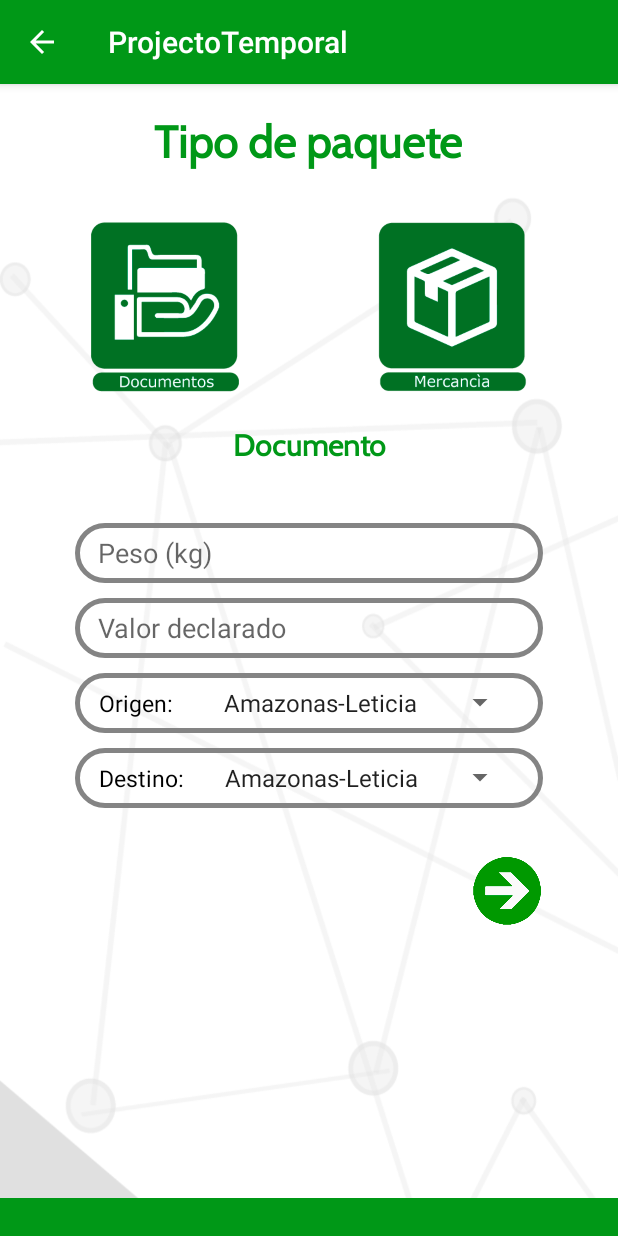
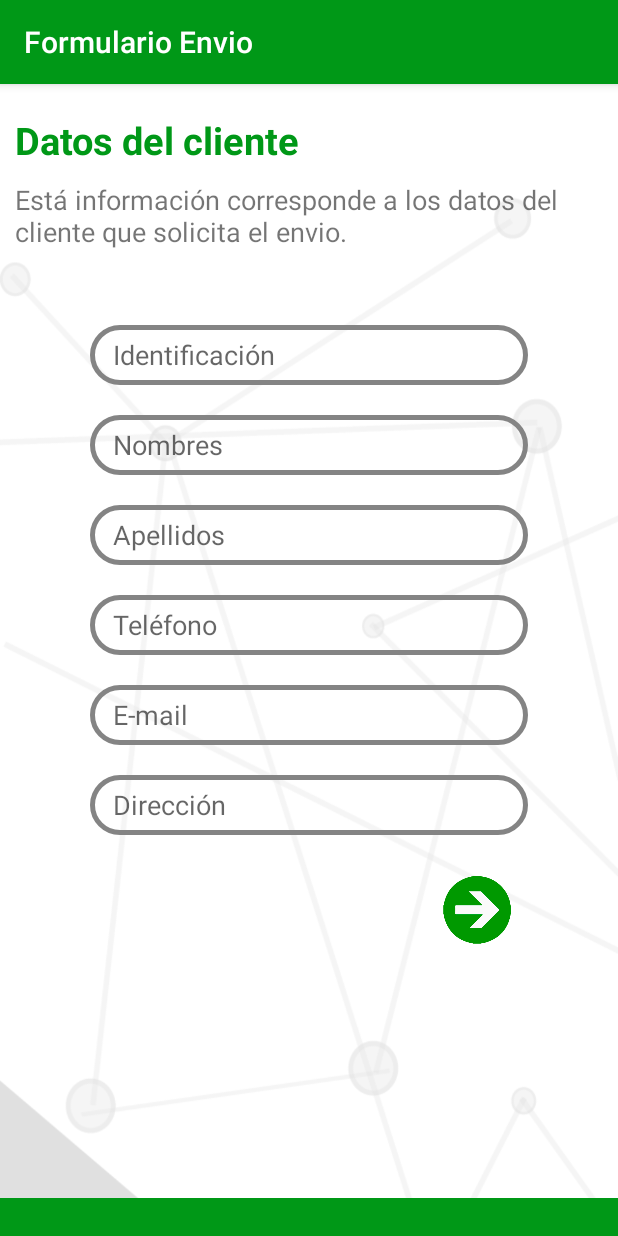
Before and after one commit to DRDTemporal/ServientregaTemporal, an Android app: the screen it shows after launch (TipoDeProducto before the commit, DatosCliente after it), after a tap on an icon or button, on a phone screen of 412 x 824 dp. Run offline under Robolectric (Android 15) with nearby library versions, the phone set to English and light mode, and no system bars; libraries missing offline, so code that uses them is left out: com.opencsv; Roboto replaces fonts that are not available here.

Commit message:
datos clientes

```diff
--- a/ProjectoTemporal/app/src/main/AndroidManifest.xml
+++ b/ProjectoTemporal/app/src/main/AndroidManifest.xml
@@ -20,12 +20,14 @@
             </intent-filter>
         </activity>
         <activity android:name=".controllers.EncuestaFormulario" />
-        <activity android:name=".controllers.TipoDeProducto"></activity>
+        <activity android:name=".controllers.TipoDeProducto" />
 
         <meta-data
             android:name="preloaded_fonts"
             android:resource="@array/preloaded_fonts" />
-        <activity android:name=".controllers.RiesgoFormulario"></activity>
+
+        <activity android:name=".controllers.RiesgoFormulario" />
+        <activity android:name=".controllers.DatosCliente"></activity>
     </application>
 
 </manifest>
--- a/ProjectoTemporal/app/src/main/java/software/ragp/com/projectotemporal/MainActivity.java
+++ b/ProjectoTemporal/app/src/main/java/software/ragp/com/projectotemporal/MainActivity.java
@@ -32,6 +32,7 @@ import java.util.Date;
 import java.util.Iterator;
 import java.util.List;
 
+import software.ragp.com.projectotemporal.controllers.DatosCliente;
 import software.ragp.com.projectotemporal.controllers.TipoDeProducto;
 import software.ragp.com.projectotemporal.models.Encargo;
 import software.ragp.com.projectotemporal.models.ManagerDB;
@@ -89,7 +90,7 @@ public class MainActivity extends AppCompatActivity {
     }
 
     public void enviar(View view) {
-        Intent intent = new Intent(MainActivity.this, TipoDeProducto.class);
+        Intent intent = new Intent(MainActivity.this, DatosCliente.class);
         startActivity(intent);
     }
 
--- /dev/null
+++ b/ProjectoTemporal/app/src/main/java/software/ragp/com/projectotemporal/controllers/DatosCliente.java
@@ -0,0 +1,33 @@
+package software.ragp.com.projectotemporal.controllers;
+
+import android.content.Intent;
+import android.support.v7.app.AppCompatActivity;
+import android.os.Bundle;
+import android.view.View;
+import android.widget.Button;
+
+import software.ragp.com.projectotemporal.R;
+
+public class DatosCliente extends AppCompatActivity {
+
+    Button btnSiguiente;
+
+    @Override
+    protected void onCreate(Bundle savedInstanceState) {
+        super.onCreate(savedInstanceState);
+        setContentView(R.layout.activity_datos_cliente);
+
+        getSupportActionBar().setTitle("Formulario Envio");
+
+        btnSiguiente = findViewById(R.id.btnSiguiente);
+
+        btnSiguiente.setOnClickListener(new View.OnClickListener() {
+            @Override
+            public void onClick(View v) {
+                Intent intent = new Intent(DatosCliente.this, TipoDeProducto.class);
+                startActivity(intent);
+            }
+        });
+
+    }
+}
--- /dev/null
+++ b/ProjectoTemporal/app/src/main/res/layout/activity_datos_cliente.xml
@@ -0,0 +1,218 @@
+<?xml version="1.0" encoding="utf-8"?>
+<android.support.constraint.ConstraintLayout xmlns:android="http://schemas.android.com/apk/res/android"
+    xmlns:app="http://schemas.android.com/apk/res-auto"
+    xmlns:tools="http://schemas.android.com/tools"
+    android:layout_width="match_parent"
+    android:layout_height="match_parent"
+    android:background="@drawable/formulario"
+    tools:context=".controllers.DatosCliente">
+
+
+
+    <LinearLayout
+        android:orientation="vertical"
+        android:layout_width="match_parent"
+        android:layout_marginLeft="10dp"
+        android:layout_marginRight="10dp"
+        android:layout_height="match_parent">
+
+        <RelativeLayout
+            android:layout_width="match_parent"
+            android:layout_marginTop="20dp"
+            android:layout_height="wrap_content">
+
+            <TextView
+                android:layout_width="wrap_content"
+                android:layout_height="wrap_content"
+                android:text="Datos del cliente"
+                android:textSize="25dp"
+                android:textStyle="bold"
+                android:textColor="@color/verdeClaro"/>
+
+        </RelativeLayout>
+
+        <RelativeLayout
+            android:layout_width="match_parent"
+            android:layout_marginTop="10dp"
+            android:layout_height="wrap_content">
+
+            <TextView
+                android:layout_width="wrap_content"
+                android:layout_height="wrap_content"
+                android:text="Está información corresponde a los datos del cliente que solicita el envio."
+                android:textSize="18sp"/>
+
+        </RelativeLayout>
+
+        <RelativeLayout
+            android:layout_width="match_parent"
+            android:layout_marginTop="50dp"
+            android:layout_height="wrap_content">
+
+            <EditText
+                android:id="@+id/txtDocumento"
+                android:layout_width="match_parent"
+                android:layout_height="40dp"
+                android:layout_marginStart="50dp"
+                android:layout_marginEnd="50dp"
+                android:background="@drawable/btn_form"
+                android:hint="Identificación"
+                android:inputType="number"
+                android:paddingLeft="15dp"
+                android:paddingRight="15dp"
+                app:layout_constraintEnd_toEndOf="parent"
+                app:layout_constraintHorizontal_bias="1.0"
+                app:layout_constraintStart_toStartOf="parent"
+                app:layout_constraintTop_toTopOf="parent" />
+
+        </RelativeLayout>
+
+        <RelativeLayout
+            android:layout_width="match_parent"
+            android:layout_marginTop="20dp"
+            android:layout_height="wrap_content">
+
+            <EditText
+                android:id="@+id/txtNombres"
+                android:layout_width="match_parent"
+                android:layout_height="40dp"
+                android:layout_marginStart="50dp"
+                android:layout_marginEnd="50dp"
+                android:background="@drawable/btn_form"
+                android:hint="Nombres"
+                android:paddingLeft="15dp"
+                android:paddingRight="15dp"
+                app:layout_constraintEnd_toEndOf="parent"
+                app:layout_constraintHorizontal_bias="1.0"
+                app:layout_constraintStart_toStartOf="parent"
+                app:layout_constraintTop_toTopOf="parent" />
+
+        </RelativeLayout>
+
+
+        <RelativeLayout
+            android:layout_width="match_parent"
+            android:layout_marginTop="20dp"
+            android:layout_height="wrap_content">
+
+            <EditText
+                android:id="@+id/txtApellidos"
+                android:layout_width="match_parent"
+                android:layout_height="40dp"
+                android:layout_marginStart="50dp"
+                android:layout_marginEnd="50dp"
+                android:background="@drawable/btn_form"
+                android:hint="Apellidos"
+                android:paddingLeft="15dp"
+                android:paddingRight="15dp"
+                app:layout_constraintEnd_toEndOf="parent"
+                app:layout_constraintHorizontal_bias="1.0"
+                app:layout_constraintStart_toStartOf="parent"
+                app:layout_constraintTop_toTopOf="parent" />
+
+        </RelativeLayout>
+
+        <RelativeLayout
+        android:layout_width="match_parent"
+        android:layout_marginTop="20dp"
+        android:layout_height="wrap_content">
+
+        <EditText
+            android:id="@+id/txtTelefono"
+            android:layout_width="match_parent"
+            android:layout_height="40dp"
+            android:layout_marginStart="50dp"
+            android:layout_marginEnd="50dp"
+            android:background="@drawable/btn_form"
+            android:hint="Teléfono"
+            android:inputType="number"
+            android:paddingLeft="15dp"
+            android:paddingRight="15dp"
+            app:layout_constraintEnd_toEndOf="parent"
+            app:layout_constraintHorizontal_bias="1.0"
+            app:layout_constraintStart_toStartOf="parent"
+            app:layout_constraintTop_toTopOf="parent" />
+
+    </RelativeLayout>
+
+        <RelativeLayout
+            android:layout_width="match_parent"
+            android:layout_marginTop="20dp"
+            android:layout_height="wrap_content">
+
+            <EditText
+                android:id="@+id/txtCorreo"
+                android:layout_width="match_parent"
+                android:layout_height="40dp"
+                android:layout_marginStart="50dp"
+                android:layout_marginEnd="50dp"
+                android:background="@drawable/btn_form"
+                android:hint="E-mail"
+                android:inputType="textEmailAddress"
+                android:paddingLeft="15dp"
+                android:paddingRight="15dp"
+                app:layout_constraintEnd_toEndOf="parent"
+                app:layout_constraintHorizontal_bias="1.0"
+                app:layout_constraintStart_toStartOf="parent"
+                app:layout_constraintTop_toTopOf="parent" />
+
+        </RelativeLayout>
+
+        <RelativeLayout
+            android:layout_width="match_parent"
+            android:layout_marginTop="20dp"
+            android:layout_height="wrap_content">
+
+            <EditText
+                android:id="@+id/txtDireccion"
+                android:layout_width="match_parent"
+                android:layout_height="40dp"
+                android:layout_marginStart="50dp"
+                android:layout_marginEnd="50dp"
+                android:background="@drawable/btn_form"
+                android:hint="Dirección"
+                android:paddingLeft="15dp"
+                android:paddingRight="15dp"
+                app:layout_constraintEnd_toEndOf="parent"
+                app:layout_constraintHorizontal_bias="1.0"
+                app:layout_constraintStart_toStartOf="parent"
+                app:layout_constraintTop_toTopOf="parent" />
+
+        </RelativeLayout>
+
+
+        <RelativeLayout
+            android:layout_width="match_parent"
+            android:layout_marginTop="20dp"
+            android:layout_height="wrap_content">
+
+            <Button
+                android:id="@+id/btnSiguiente"
+                android:layout_width="60dp"
+                android:layout_height="60dp"
+                android:layout_alignParentTop="true"
+                android:layout_alignParentEnd="true"
+                android:layout_marginTop="0dp"
+                android:layout_marginEnd="52dp"
+                android:background="@drawable/siguiente" />
+
+        </RelativeLayout>
+
+
+    </LinearLayout>
+
+
+
+
+
+
+
+
+    <View
+        android:layout_width="fill_parent"
+        android:layout_height="25dp"
+        android:background="@color/verdeClaro"
+        app:layout_constraintBottom_toBottomOf="parent"
+        app:layout_constraintEnd_toEndOf="parent"
+        app:layout_constraintStart_toStartOf="parent" />
+</android.support.constraint.ConstraintLayout>
```
